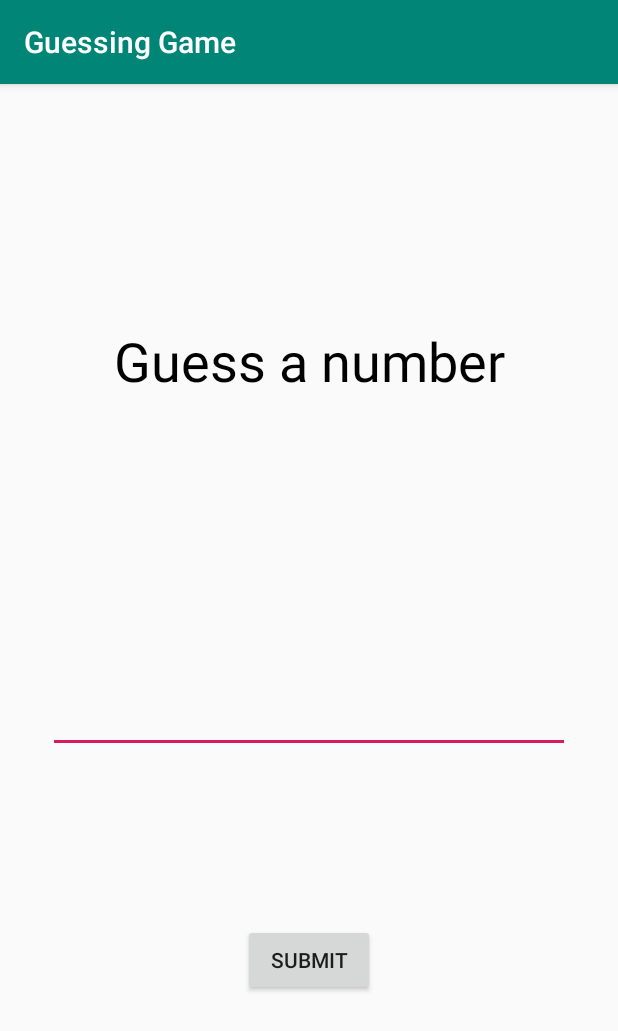
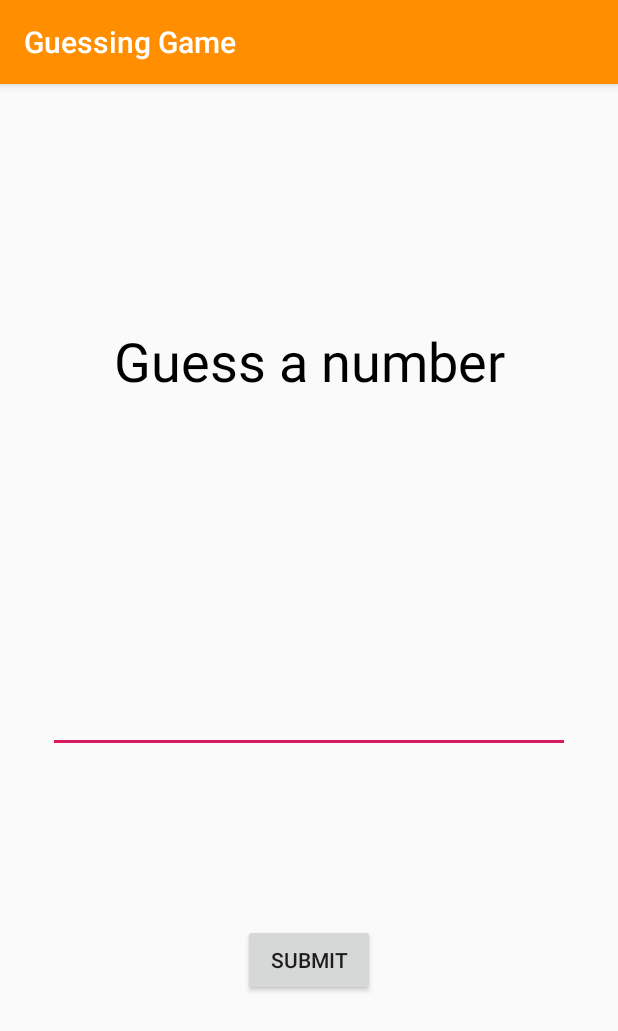
Before and after one commit to wrussell1999/android-workshop-java, an Android app: the screen it shows after launch (MainActivity), on a phone screen of 412 x 824 dp. Shown: the top 1031 px of the screen. Run offline under Robolectric (Android 15) with nearby library versions, the phone set to English and light mode, and no system bars.

```diff
--- a/app/src/main/java/com/willrussell/guessgame/CongratuationsActivity.java
+++ b/app/src/main/java/com/willrussell/guessgame/CongratuationsActivity.java
@@ -3,6 +3,7 @@ package com.willrussell.guessgame;
 import androidx.appcompat.app.AppCompatActivity;
 
 import android.os.Bundle;
+import android.view.View;
 
 public class CongratuationsActivity extends AppCompatActivity {
 
@@ -11,4 +12,8 @@ public class CongratuationsActivity extends AppCompatActivity {
         super.onCreate(savedInstanceState);
         setContentView(R.layout.activity_congratuations);
     }
+
+    public void tryAgain(View v) {
+        finish();
+    }
 }
--- a/app/src/main/res/layout/activity_congratuations.xml
+++ b/app/src/main/res/layout/activity_congratuations.xml
@@ -5,7 +5,6 @@
     android:layout_width="match_parent"
     android:layout_height="match_parent"
     tools:context=".CongratuationsActivity">
-
 
     <ImageView
         android:layout_width="match_parent"
--- a/app/src/main/res/values/colors.xml
+++ b/app/src/main/res/values/colors.xml
@@ -1,6 +1,6 @@
 <?xml version="1.0" encoding="utf-8"?>
 <resources>
-    <color name="colorPrimary">#008577</color>
-    <color name="colorPrimaryDark">#00574B</color>
+    <color name="colorPrimary">#FF8F00</color>
+    <color name="colorPrimaryDark">#C56000</color>
     <color name="colorAccent">#D81B60</color>
 </resources>
```
Also changed, not shown: app/src/main/java/com/willrussell/guessgame/MainActivity.java (+12 -1 lines).
